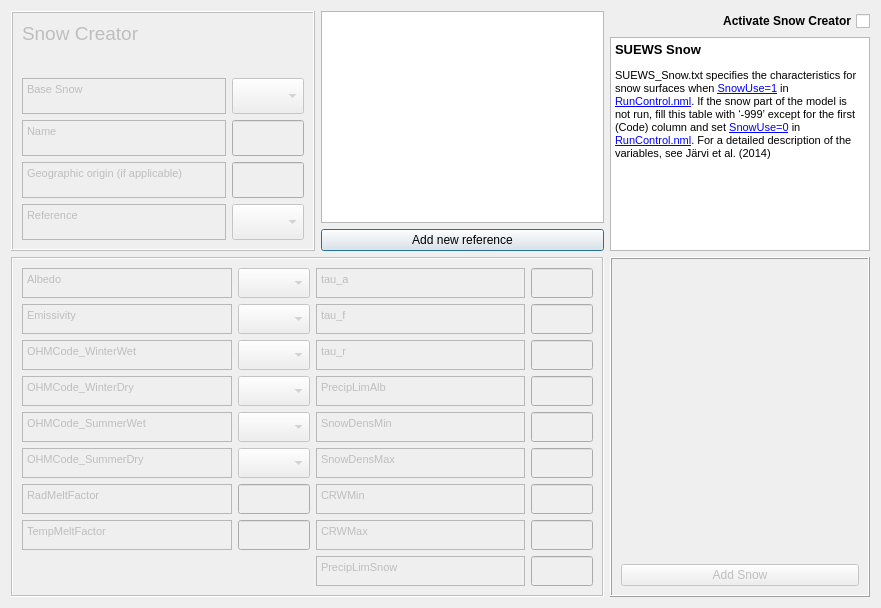
First picture: the form in tabs/snow_tab.ui, repository gusbacos/suews_database_manager, before the edit.
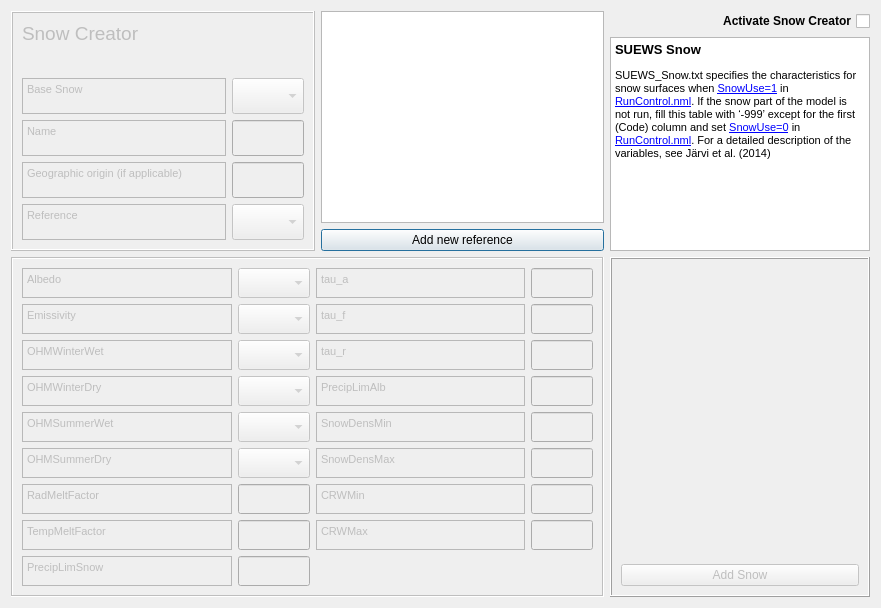
Second picture: the form after the edit. Custom widgets are drawn as their Qt base class.

```diff
--- a/tabs/snow_tab.ui
+++ b/tabs/snow_tab.ui
@@ -530,38 +530,6 @@
         </property>
        </widget>
       </item>
-      <item row="8" column="2">
-       <widget class="QTextBrowser" name="textBrowser_10">
-        <property name="sizePolicy">
-         <sizepolicy hsizetype="Expanding" vsizetype="Expanding">
-          <horstretch>0</horstretch>
-          <verstretch>0</verstretch>
-         </sizepolicy>
-        </property>
-        <property name="minimumSize">
-         <size>
-          <width>90</width>
-          <height>0</height>
-         </size>
-        </property>
-        <property name="maximumSize">
-         <size>
-          <width>500</width>
-          <height>30</height>
-         </size>
-        </property>
-        <property name="toolTip">
-         <string>Temperature limit when precipitation falls as snow [°C]</string>
-        </property>
-        <property name="html">
-         <string>&lt;!DOCTYPE HTML PUBLIC &quot;-//W3C//DTD HTML 4.0//EN&quot; &quot;http://www.w3.org/TR/REC-html40/strict.dtd&quot;&gt;
-&lt;html&gt;&lt;head&gt;&lt;meta name=&quot;qrichtext&quot; content=&quot;1&quot; /&gt;&lt;style type=&quot;text/css&quot;&gt;
-p, li { white-space: pre-wrap; }
-&lt;/style&gt;&lt;/head&gt;&lt;body style=&quot; font-family:'MS Shell Dlg 2'; font-size:8.25pt; font-weight:400; font-style:normal;&quot;&gt;
-&lt;p style=&quot; margin-top:0px; margin-bottom:0px; margin-left:0px; margin-right:0px; -qt-block-indent:0; text-indent:0px;&quot;&gt;PrecipLimSnow&lt;/p&gt;&lt;/body&gt;&lt;/html&gt;</string>
-        </property>
-       </widget>
-      </item>
       <item row="6" column="2">
        <widget class="QTextBrowser" name="textBrowser_8">
         <property name="sizePolicy">
@@ -654,7 +622,7 @@
 &lt;html&gt;&lt;head&gt;&lt;meta name=&quot;qrichtext&quot; content=&quot;1&quot; /&gt;&lt;style type=&quot;text/css&quot;&gt;
 p, li { white-space: pre-wrap; }
 &lt;/style&gt;&lt;/head&gt;&lt;body style=&quot; font-family:'MS Shell Dlg 2'; font-size:8.25pt; font-weight:400; font-style:normal;&quot;&gt;
-&lt;p style=&quot; margin-top:0px; margin-bottom:0px; margin-left:0px; margin-right:0px; -qt-block-indent:0; text-indent:0px;&quot;&gt;OHMCode_WinterDry&lt;/p&gt;&lt;/body&gt;&lt;/html&gt;</string>
+&lt;p style=&quot; margin-top:0px; margin-bottom:0px; margin-left:0px; margin-right:0px; -qt-block-indent:0; text-indent:0px;&quot;&gt;OHMWinterDry&lt;/p&gt;&lt;/body&gt;&lt;/html&gt;</string>
         </property>
        </widget>
       </item>
@@ -750,7 +718,7 @@
 &lt;html&gt;&lt;head&gt;&lt;meta name=&quot;qrichtext&quot; content=&quot;1&quot; /&gt;&lt;style type=&quot;text/css&quot;&gt;
 p, li { white-space: pre-wrap; }
 &lt;/style&gt;&lt;/head&gt;&lt;body style=&quot; font-family:'MS Shell Dlg 2'; font-size:8.25pt; font-weight:400; font-style:normal;&quot;&gt;
-&lt;p style=&quot; margin-top:0px; margin-bottom:0px; margin-left:0px; margin-right:0px; -qt-block-indent:0; text-indent:0px;&quot;&gt;OHMCode_WinterWet&lt;/p&gt;&lt;/body&gt;&lt;/html&gt;</string>
+&lt;p style=&quot; margin-top:0px; margin-bottom:0px; margin-left:0px; margin-right:0px; -qt-block-indent:0; text-indent:0px;&quot;&gt;OHMWinterWet&lt;/p&gt;&lt;/body&gt;&lt;/html&gt;</string>
         </property>
        </widget>
       </item>
@@ -1094,31 +1062,6 @@
         </property>
        </widget>
       </item>
-      <item row="8" column="3">
-       <widget class="QLineEdit" name="LineEdit_10">
-        <property name="sizePolicy">
-         <sizepolicy hsizetype="Expanding" vsizetype="Expanding">
-          <horstretch>0</horstretch>
-          <verstretch>0</verstretch>
-         </sizepolicy>
-        </property>
-        <property name="minimumSize">
-         <size>
-          <width>0</width>
-          <height>0</height>
-         </size>
-        </property>
-        <property name="maximumSize">
-         <size>
-          <width>500</width>
-          <height>36</height>
-         </size>
-        </property>
-        <property name="toolTip">
-         <string/>
-        </property>
-       </widget>
-      </item>
       <item row="4" column="0">
        <widget class="QTextBrowser" name="textBrowserCb_4">
         <property name="sizePolicy">
@@ -1147,7 +1090,7 @@
 &lt;html&gt;&lt;head&gt;&lt;meta name=&quot;qrichtext&quot; content=&quot;1&quot; /&gt;&lt;style type=&quot;text/css&quot;&gt;
 p, li { white-space: pre-wrap; }
 &lt;/style&gt;&lt;/head&gt;&lt;body style=&quot; font-family:'MS Shell Dlg 2'; font-size:8.25pt; font-weight:400; font-style:normal;&quot;&gt;
-&lt;p style=&quot; margin-top:0px; margin-bottom:0px; margin-left:0px; margin-right:0px; -qt-block-indent:0; text-indent:0px;&quot;&gt;OHMCode_SummerWet&lt;/p&gt;&lt;/body&gt;&lt;/html&gt;</string>
+&lt;p style=&quot; margin-top:0px; margin-bottom:0px; margin-left:0px; margin-right:0px; -qt-block-indent:0; text-indent:0px;&quot;&gt;OHMSummerWet&lt;/p&gt;&lt;/body&gt;&lt;/html&gt;</string>
         </property>
        </widget>
       </item>
@@ -1179,7 +1122,7 @@
 &lt;html&gt;&lt;head&gt;&lt;meta name=&quot;qrichtext&quot; content=&quot;1&quot; /&gt;&lt;style type=&quot;text/css&quot;&gt;
 p, li { white-space: pre-wrap; }
 &lt;/style&gt;&lt;/head&gt;&lt;body style=&quot; font-family:'MS Shell Dlg 2'; font-size:8.25pt; font-weight:400; font-style:normal;&quot;&gt;
-&lt;p style=&quot; margin-top:0px; margin-bottom:0px; margin-left:0px; margin-right:0px; -qt-block-indent:0; text-indent:0px;&quot;&gt;OHMCode_SummerDry&lt;/p&gt;&lt;/body&gt;&lt;/html&gt;</string>
+&lt;p style=&quot; margin-top:0px; margin-bottom:0px; margin-left:0px; margin-right:0px; -qt-block-indent:0; text-indent:0px;&quot;&gt;OHMSummerDry&lt;/p&gt;&lt;/body&gt;&lt;/html&gt;</string>
         </property>
        </widget>
       </item>
@@ -1297,6 +1240,63 @@
         </property>
        </widget>
       </item>
+      <item row="8" column="0">
+       <widget class="QTextBrowser" name="textBrowser_10">
+        <property name="sizePolicy">
+         <sizepolicy hsizetype="Expanding" vsizetype="Expanding">
+          <horstretch>0</horstretch>
+          <verstretch>0</verstretch>
+         </sizepolicy>
+        </property>
+        <property name="minimumSize">
+         <size>
+          <width>90</width>
+          <height>0</height>
+         </size>
+        </property>
+        <property name="maximumSize">
+         <size>
+          <width>500</width>
+          <height>30</height>
+         </size>
+        </property>
+        <property name="toolTip">
+         <string>Temperature limit when precipitation falls as snow [°C]</string>
+        </property>
+        <property name="html">
+         <string>&lt;!DOCTYPE HTML PUBLIC &quot;-//W3C//DTD HTML 4.0//EN&quot; &quot;http://www.w3.org/TR/REC-html40/strict.dtd&quot;&gt;
+&lt;html&gt;&lt;head&gt;&lt;meta name=&quot;qrichtext&quot; content=&quot;1&quot; /&gt;&lt;style type=&quot;text/css&quot;&gt;
+p, li { white-space: pre-wrap; }
+&lt;/style&gt;&lt;/head&gt;&lt;body style=&quot; font-family:'MS Shell Dlg 2'; font-size:8.25pt; font-weight:400; font-style:normal;&quot;&gt;
+&lt;p style=&quot; margin-top:0px; margin-bottom:0px; margin-left:0px; margin-right:0px; -qt-block-indent:0; text-indent:0px;&quot;&gt;PrecipLimSnow&lt;/p&gt;&lt;/body&gt;&lt;/html&gt;</string>
+        </property>
+       </widget>
+      </item>
+      <item row="8" column="1">
+       <widget class="QLineEdit" name="LineEdit_10">
+        <property name="sizePolicy">
+         <sizepolicy hsizetype="Expanding" vsizetype="Expanding">
+          <horstretch>0</horstretch>
+          <verstretch>0</verstretch>
+         </sizepolicy>
+        </property>
+        <property name="minimumSize">
+         <size>
+          <width>0</width>
+          <height>0</height>
+         </size>
+        </property>
+        <property name="maximumSize">
+         <size>
+          <width>500</width>
+          <height>36</height>
+         </size>
+        </property>
+        <property name="toolTip">
+         <string/>
+        </property>
+       </widget>
+      </item>
      </layout>
     </widget>
    </item>
```
